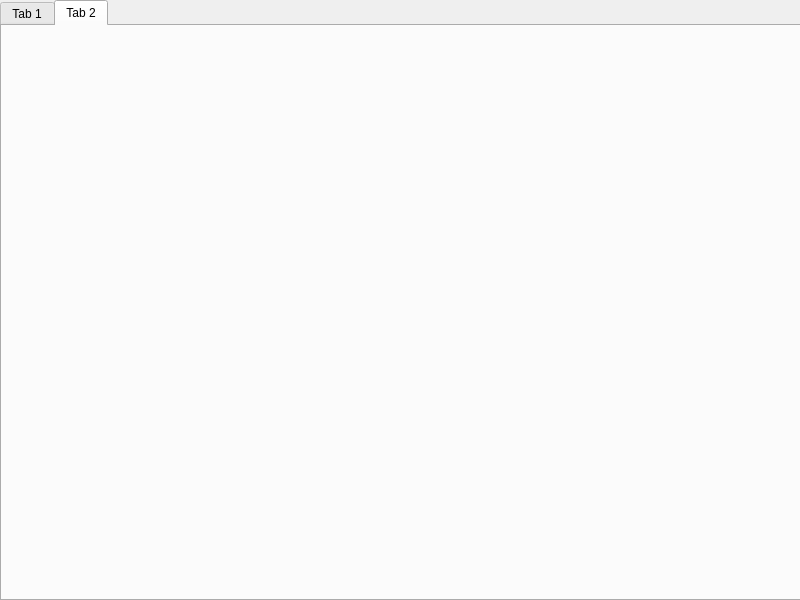
First picture: the form in BWB_GUI/form.ui, repository bsannar/Capstone_BWB, before the edit.
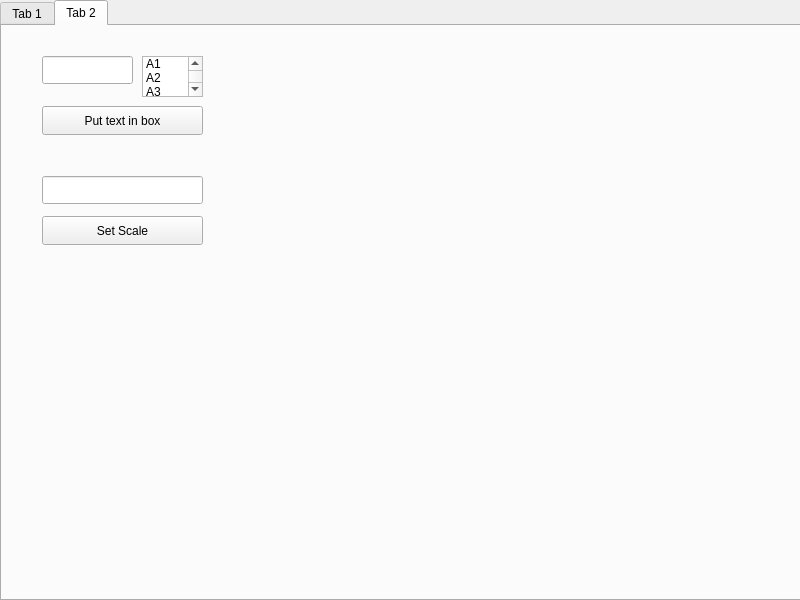
Second picture: the form after the edit. The open tabs and pages were chosen to show the change.

Commit message: Gui interfaces with excel and openvsp

```diff
--- a/BWB_GUI/form.ui
+++ b/BWB_GUI/form.ui
@@ -113,6 +113,82 @@
     <attribute name="title">
      <string>Tab 2</string>
     </attribute>
+    <widget class="QPushButton" name="insertButton">
+     <property name="geometry">
+      <rect>
+       <x>40</x>
+       <y>80</y>
+       <width>161</width>
+       <height>29</height>
+      </rect>
+     </property>
+     <property name="text">
+      <string>Put text in box</string>
+     </property>
+    </widget>
+    <widget class="QPushButton" name="vspButton">
+     <property name="geometry">
+      <rect>
+       <x>40</x>
+       <y>190</y>
+       <width>161</width>
+       <height>29</height>
+      </rect>
+     </property>
+     <property name="text">
+      <string>Set Scale</string>
+     </property>
+    </widget>
+    <widget class="QLineEdit" name="txt_wingspan">
+     <property name="geometry">
+      <rect>
+       <x>40</x>
+       <y>150</y>
+       <width>161</width>
+       <height>28</height>
+      </rect>
+     </property>
+    </widget>
+    <widget class="QListWidget" name="lst_excel">
+     <property name="geometry">
+      <rect>
+       <x>140</x>
+       <y>30</y>
+       <width>61</width>
+       <height>41</height>
+      </rect>
+     </property>
+     <item>
+      <property name="text">
+       <string>A1</string>
+      </property>
+     </item>
+     <item>
+      <property name="text">
+       <string>A2</string>
+      </property>
+     </item>
+     <item>
+      <property name="text">
+       <string>A3</string>
+      </property>
+     </item>
+     <item>
+      <property name="text">
+       <string>A4</string>
+      </property>
+     </item>
+    </widget>
+    <widget class="QLineEdit" name="txt_excel">
+     <property name="geometry">
+      <rect>
+       <x>40</x>
+       <y>30</y>
+       <width>91</width>
+       <height>28</height>
+      </rect>
+     </property>
+    </widget>
    </widget>
   </widget>
  </widget>
```
Left out of the diff: 2 changed lines with no effect on the pictures. The commit also changes 3724 other files.
